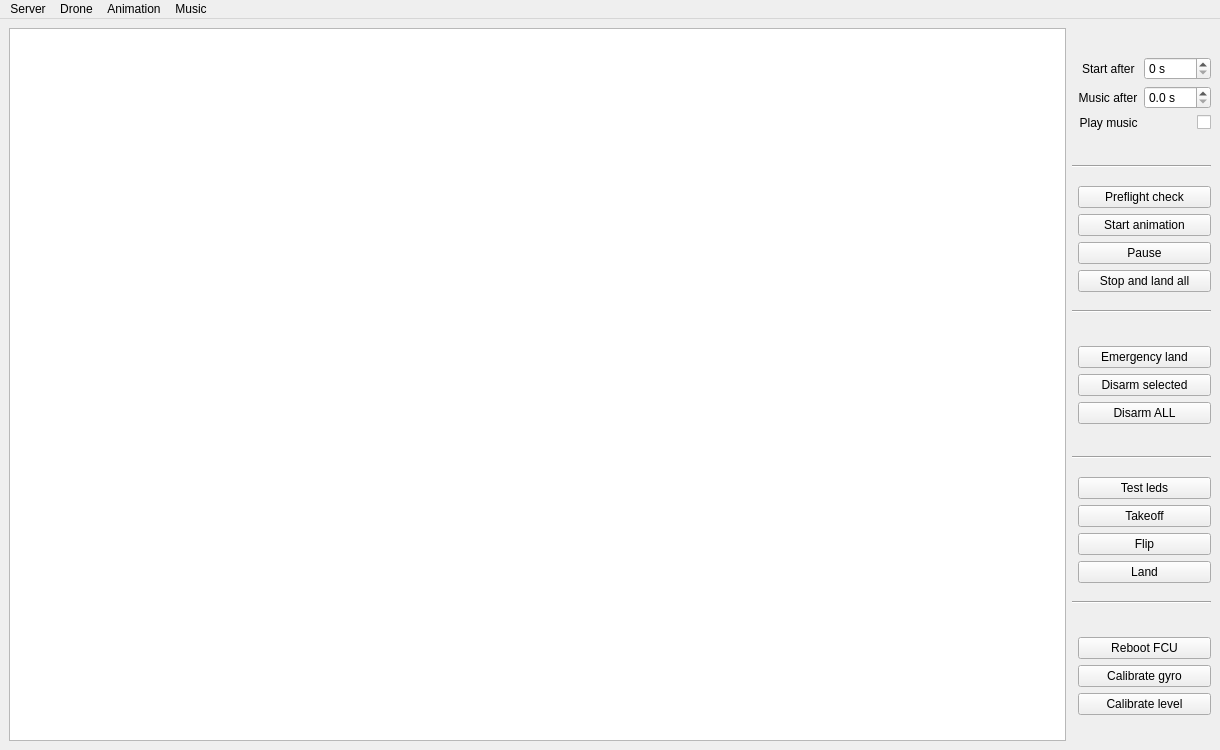
Old version of the form Server/server_gui.ui in the repository CopterExpress/clever-show.
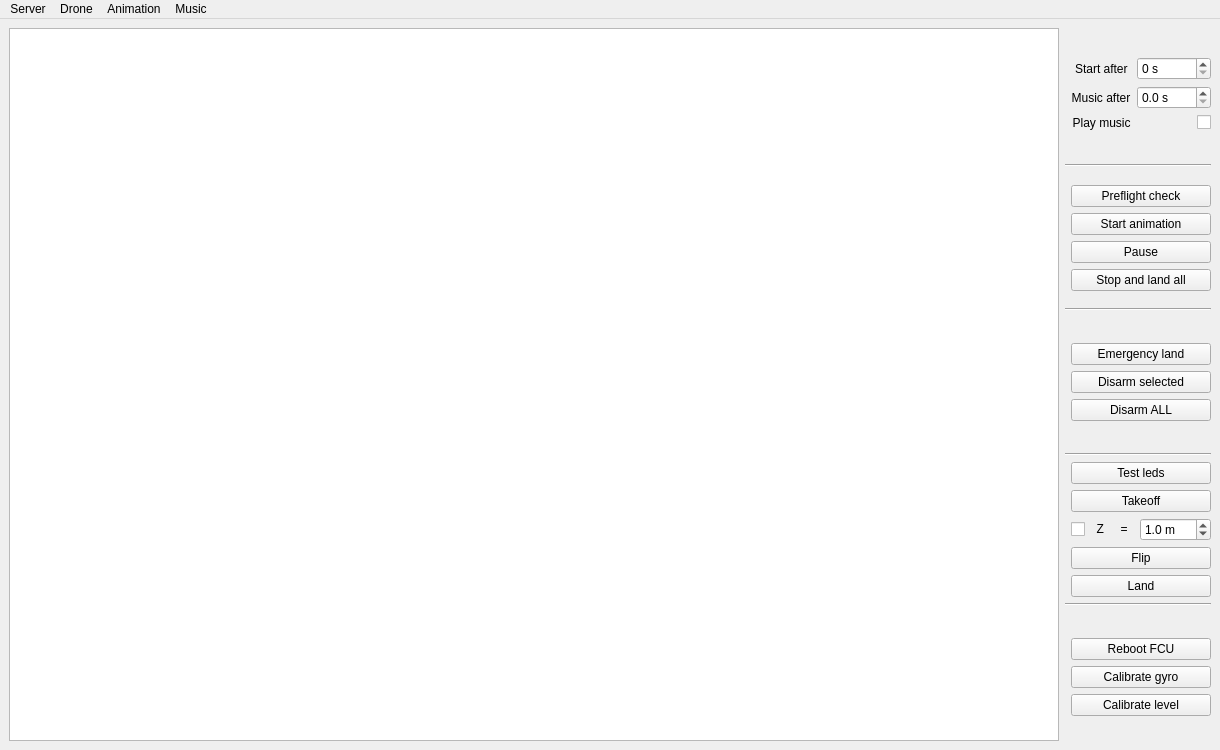
New version of the form.

Commit message: Server: Add takeoff_z command

```diff
--- a/Server/server_gui.ui
+++ b/Server/server_gui.ui
@@ -91,6 +91,9 @@
             <property name="decimals">
              <number>1</number>
             </property>
+            <property name="maximum">
+             <double>1000.000000000000000</double>
+            </property>
            </widget>
           </item>
           <item row="4" column="1">
@@ -105,7 +108,7 @@
              <enum>Qt::RightToLeft</enum>
             </property>
             <property name="autoFillBackground">
-             <bool>true</bool>
+             <bool>false</bool>
             </property>
             <property name="text">
              <string/>
@@ -248,14 +251,14 @@
           <property name="formAlignment">
            <set>Qt::AlignLeading|Qt::AlignLeft|Qt::AlignVCenter</set>
           </property>
-          <item row="3" column="1">
+          <item row="8" column="1">
            <widget class="QPushButton" name="land_button">
             <property name="text">
              <string>Land</string>
             </property>
            </widget>
           </item>
-          <item row="2" column="1">
+          <item row="7" column="1">
            <widget class="QPushButton" name="flip_button">
             <property name="text">
              <string>Flip</string>
@@ -279,6 +282,45 @@
             </property>
            </widget>
           </item>
+          <item row="4" column="1">
+           <layout class="QHBoxLayout" name="horizontalLayout_2">
+            <property name="topMargin">
+             <number>0</number>
+            </property>
+            <item>
+             <widget class="QCheckBox" name="z_checkbox">
+              <property name="cursor">
+               <cursorShape>ArrowCursor</cursorShape>
+              </property>
+              <property name="focusPolicy">
+               <enum>Qt::NoFocus</enum>
+              </property>
+              <property name="layoutDirection">
+               <enum>Qt::LeftToRight</enum>
+              </property>
+              <property name="text">
+               <string>  Z     =</string>
+              </property>
+             </widget>
+            </item>
+            <item>
+             <widget class="QDoubleSpinBox" name="z_spin">
+              <property name="layoutDirection">
+               <enum>Qt::LeftToRight</enum>
+              </property>
+              <property name="suffix">
+               <string> m</string>
+              </property>
+              <property name="decimals">
+               <number>1</number>
+              </property>
+              <property name="value">
+               <double>1.000000000000000</double>
+              </property>
+             </widget>
+            </item>
+           </layout>
+          </item>
          </layout>
         </item>
         <item>
```
Left out of the diff: 10 changed lines with no effect on the pictures. The commit also changes 2 other files.
